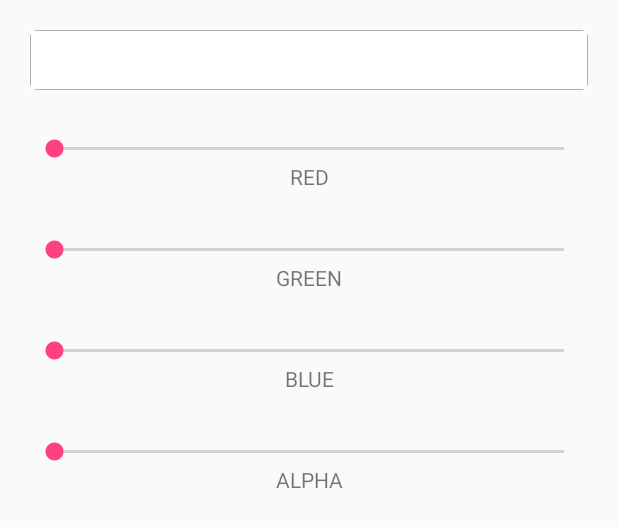
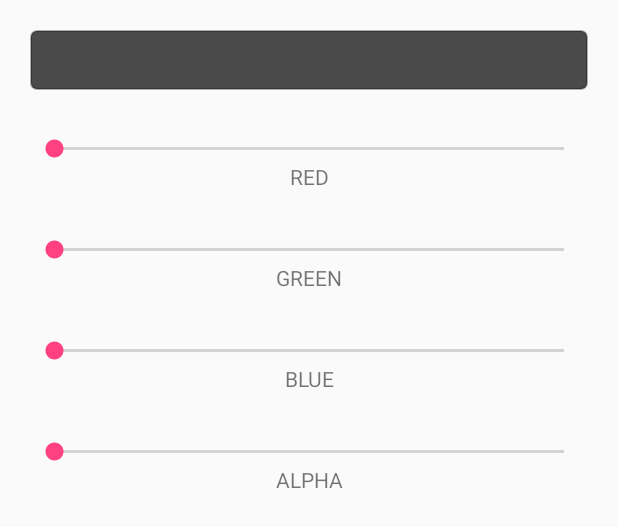
Before and after one commit to Codigami/CFAlertDialog, an Android app: the layout color_selection_view.xml on its own in the app's theme, with its tools: preview values and no code run, on a phone screen of 412 x 824 dp. Shown: the top 527 px of the screen. Run offline under Robolectric (Android 15) with nearby library versions, the phone set to English and light mode, and no system bars.

Commit message:
Fixed the Corner radius issue in the selected color preview. and color selection view.

```diff
--- a/app/src/main/res/layout/color_selection_view.xml
+++ b/app/src/main/res/layout/color_selection_view.xml
@@ -7,17 +7,11 @@
     android:padding="20dp"
     android:orientation="vertical" >
 
-    <LinearLayout
+    <View
+        android:id="@+id/selected_color_preview"
         android:layout_width="match_parent"
         android:layout_height="40dp"
-        android:background="@drawable/black_border">
-
-        <View
-            android:id="@+id/selected_color_preview"
-            android:layout_width="match_parent"
-            android:layout_height="match_parent"
-            android:background="@android:color/white" />
-    </LinearLayout>
+        android:background="@drawable/black_border" />
 
     <SeekBar
         android:id="@+id/seekbar_red"
```
Also changed, not shown: app/src/main/java/com/crowdfire/cfalertdialogdemo/StartActivity.java (+16 -3 lines), app/src/main/java/com/crowdfire/cfalertdialogdemo/views/ColorSelectionView.java (+10 -1 lines), app/src/main/res/layout/activity_start.xml (+3 -10 lines).
